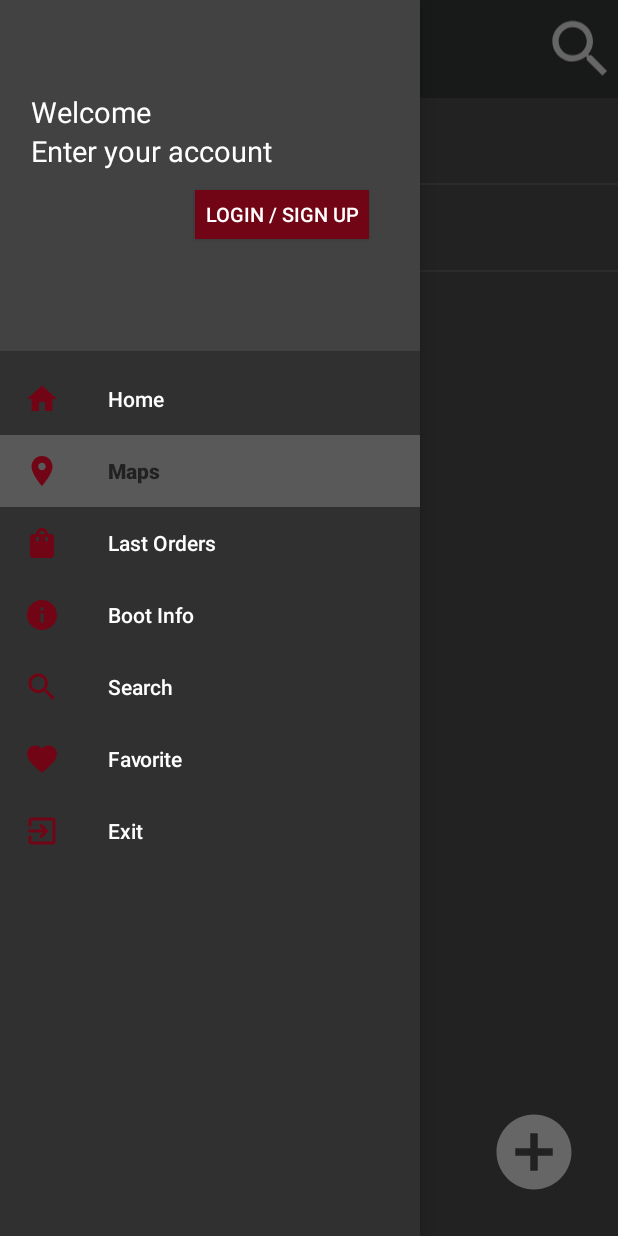
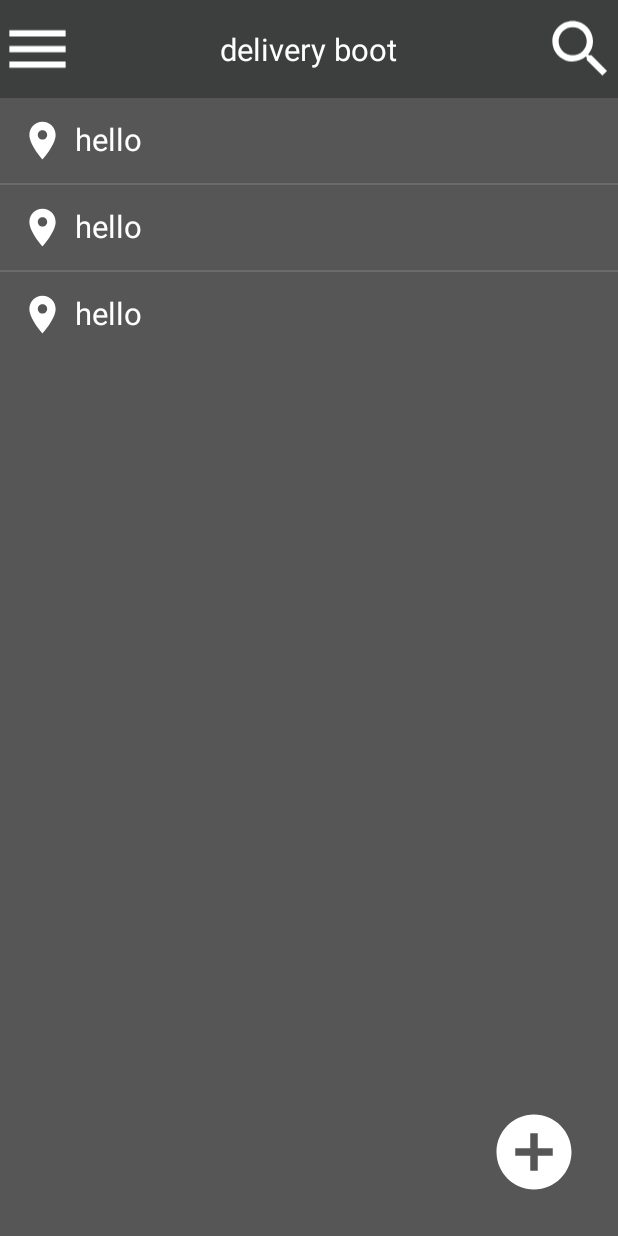
Before and after one commit to ebrahemkofe/Delivery-boot, an Android app: the screen it shows after launch (MainActivity), in the side drawer, after a tap on "Maps", on a phone screen of 412 x 824 dp. Run offline under Robolectric (Android 15) with nearby library versions, the phone set to English and light mode, and no system bars; our stand-ins replace sdp/ssp sizes.

Commit message:
nav , maplist homefragment , mapsframent,exit , closesidemenu

```diff
--- a/app/src/main/java/com/graduation/deliveryboot/Fragment/MapsFragment.java
+++ b/app/src/main/java/com/graduation/deliveryboot/Fragment/MapsFragment.java
@@ -42,8 +42,6 @@ public class MapsFragment extends Fragment {
                 startActivity(intent);
             }
         });
-
-
         return v;
     }
 
--- a/app/src/main/java/com/graduation/deliveryboot/ui/MainActivity.java
+++ b/app/src/main/java/com/graduation/deliveryboot/ui/MainActivity.java
@@ -47,7 +47,7 @@ public class MainActivity extends AppCompatActivity implements NavigationView.On
     }
 
 
-    @SuppressLint("NonConstantResourceId")
+    @SuppressLint({"NonConstantResourceId", "WrongConstant"})
     @Override
     public boolean onNavigationItemSelected(@NonNull MenuItem item) {
         switch(item.getItemId()){
@@ -56,12 +56,14 @@ public class MainActivity extends AppCompatActivity implements NavigationView.On
                 transaction = getSupportFragmentManager().beginTransaction();
                 transaction.replace(R.id.FragmentLayout, fragment, "HomeFragment");
                 transaction.commitNow();
+                drawer.closeDrawer(Gravity.START);
               break ;
             case R.id.maps:
                 fragment = new MapsFragment();
                 transaction = getSupportFragmentManager().beginTransaction();
                 transaction.replace(R.id.FragmentLayout, fragment, "MapsFragment");
                 transaction.commitNow();
+                drawer.closeDrawer(Gravity.START);
                 break;
             case R.id.last_orders:
                 Toast.makeText(MainActivity.this, "last_orders", Toast.LENGTH_SHORT).show();
```
